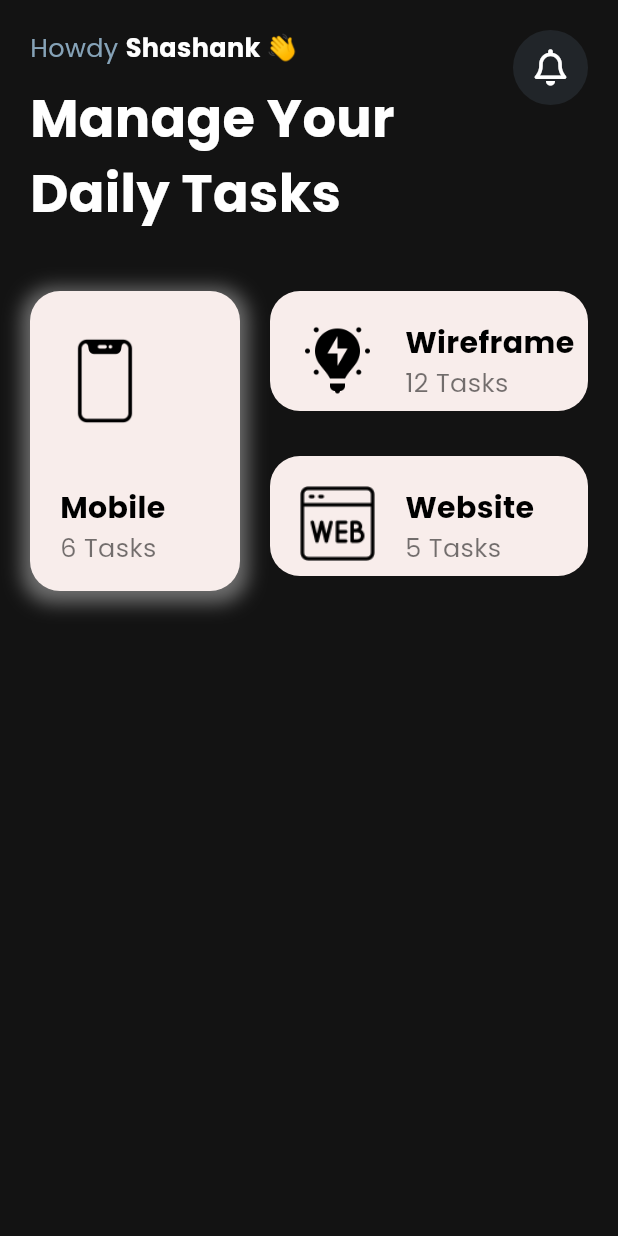
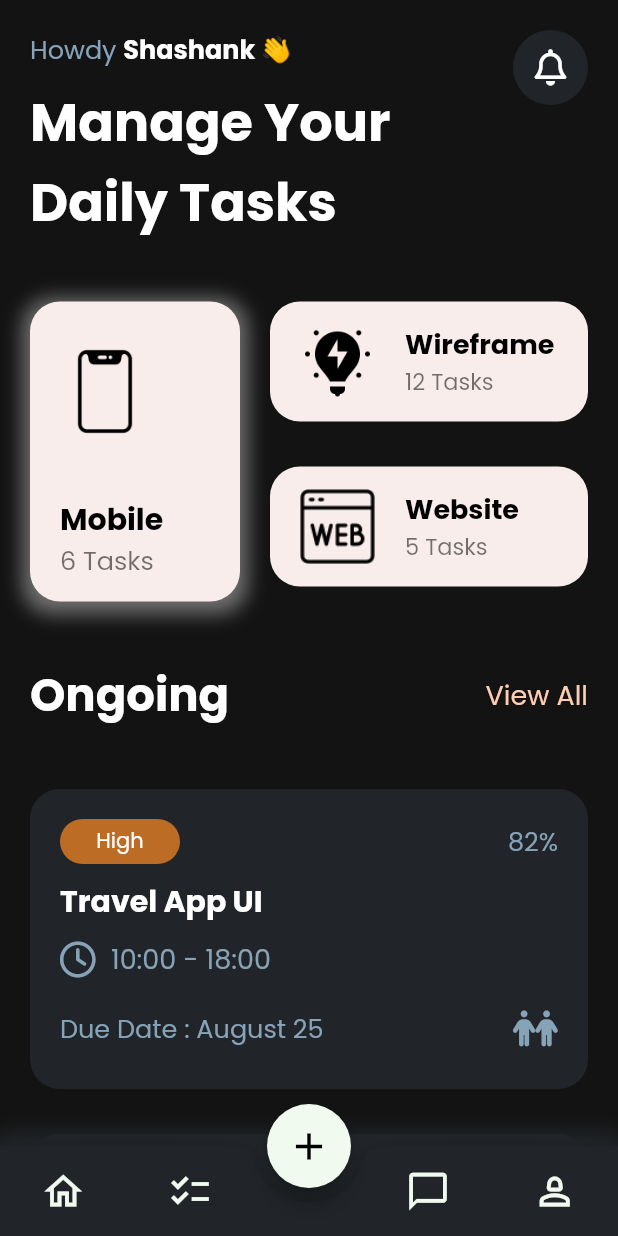
Before and after one commit to shashank16sundar/Task-App-UI-Dribbble-Flutter, a Flutter app: the screen it shows after launch, on a phone screen of 412 x 824 dp. Run offline on Flutter 3.47's test engine with Material 2 defaults, Android fonts, the phone set to English and light mode, and no system bars; our stand-ins replace font_awesome_flutter, google_fonts.

Commit message:
3rd Commit - Home Page Done

```diff
--- a/lib/main.dart
+++ b/lib/main.dart
@@ -16,7 +16,7 @@ class MyApp extends StatelessWidget {
       title: 'Task App Dribbble',
       theme: ThemeData(
         colorScheme: ColorScheme.fromSeed(seedColor: Colors.deepPurple),
-        useMaterial3: true,
+        //useMaterial3: true,
         textTheme: GoogleFonts.poppinsTextTheme(),
       ),
       home: const HomePage(),
--- a/lib/pages/home_page.dart
+++ b/lib/pages/home_page.dart
@@ -1,11 +1,21 @@
 import 'package:flutter/material.dart';
 import 'package:font_awesome_flutter/font_awesome_flutter.dart';
+import 'package:task_app_dribbble/utils/app_data.dart';
 import 'package:task_app_dribbble/utils/app_styles.dart';
 import 'package:task_app_dribbble/widgets/curved_horizontal_widget.dart';
 import 'package:task_app_dribbble/widgets/curved_vertical_widget.dart';
+import 'package:task_app_dribbble/widgets/ongoing_widget.dart';
 
-class HomePage extends StatelessWidget {
+class HomePage extends StatefulWidget {
   const HomePage({super.key});
+
+  @override
+  State<HomePage> createState() => _HomePageState();
+}
+
+class _HomePageState extends State<HomePage> {
+  int selectedNavIndex = 0;
+  late String appBarIconName;
 
   @override
   Widget build(BuildContext context) {
@@ -95,8 +105,100 @@ class HomePage extends StatelessWidget {
                   )
                 ],
               ),
-            )
+            ),
+            const SizedBox(height: 40),
+            const Row(
+              mainAxisAlignment: MainAxisAlignment.spaceBetween,
+              children: [
+                LargeText(
+                  text: 'Ongoing',
+                  size: 30,
+                ),
+                MediumText(
+                  text: 'View All',
+                  color: Color(0xffffcdb2),
+                  size: 18,
+                ),
+              ],
+            ),
+            const SizedBox(height: 40),
+            Column(
+              children: List.generate(
+                3,
+                (index) {
+                  return OngoingWidget(
+                    importanceLevel: ongoingWidgetData[index]
+                        ["importanceLevel"],
+                    completedPercent: ongoingWidgetData[index]
+                        ["completedPercent"],
+                    title: ongoingWidgetData[index]["title"],
+                    startTime: ongoingWidgetData[index]["startTime"],
+                    endTime: ongoingWidgetData[index]["endTime"],
+                    dueMonth: ongoingWidgetData[index]["dueMonth"],
+                    dueDate: ongoingWidgetData[index]["dueDate"],
+                  );
+                },
+              ),
+            ),
           ],
+        ),
+      ),
+      floatingActionButtonLocation: FloatingActionButtonLocation.centerDocked,
+      floatingActionButton: FloatingActionButton(
+        onPressed: () {},
+        backgroundColor: const Color(0xFff1faee),
+        child: const Icon(
+          Icons.add,
+          color: Colors.black,
+          size: 30,
+        ),
+      ),
+      bottomNavigationBar: Container(
+        decoration: BoxDecoration(
+            borderRadius: const BorderRadius.only(
+              topLeft: Radius.circular(20),
+              topRight: Radius.circular(20),
+            ),
+            boxShadow: [
+              BoxShadow(
+                color: AppStyles1.lightBgColor,
+                blurRadius: 10.0,
+                spreadRadius: 10,
+              )
+            ]),
+        child: BottomAppBar(
+          elevation: 20.0,
+          color: AppStyles1.lightBgColor,
+          height: 60,
+          shape: const CircularNotchedRectangle(),
+          notchMargin: 10.0,
+          child: const Row(
+            mainAxisSize: MainAxisSize.max,
+            mainAxisAlignment: MainAxisAlignment.spaceAround,
+            children: [
+              Icon(
+                Icons.home_outlined,
+                color: Color(0xfff1faee),
+                size: 30,
+              ),
+              Icon(
+                Icons.checklist_outlined,
+                color: Color(0xfff1faee),
+                size: 30,
+              ),
+              SizedBox(width: 20),
+              Icon(
+                Icons.chat_bubble_outline,
+                color: Color(0xfff1faee),
+                size: 30,
+              ),
+              Icon(
+                Icons.person_2_outlined,
+                color: Color(0xfff1faee),
+                size: 30,
+              ),
+            ],
+          ),
         ),
       ),
     );
--- /dev/null
+++ b/lib/utils/app_data.dart
@@ -0,0 +1,29 @@
+List<Map<dynamic, dynamic>> ongoingWidgetData = [
+  {
+    'importanceLevel': "High",
+    'completedPercent': 82,
+    'title': "Travel App UI",
+    'startTime': "10:00",
+    'endTime': "18:00",
+    'dueMonth': "August",
+    'dueDate': 25,
+  },
+  {
+    'importanceLevel': "Low",
+    'completedPercent': 21,
+    'title': "Internship Meeting",
+    'startTime': "13:00",
+    'endTime': "14:00",
+    'dueMonth': "September",
+    'dueDate': 3,
+  },
+  {
+    'importanceLevel': "Medium",
+    'completedPercent': 46,
+    'title': "Client Meeting",
+    'startTime': "12:00",
+    'endTime': "15:00",
+    'dueMonth': "August",
+    'dueDate': 18,
+  }
+];
--- a/lib/widgets/curved_horizontal_widget.dart
+++ b/lib/widgets/curved_horizontal_widget.dart
@@ -24,7 +24,7 @@ class CurvedHorizontalWidget extends StatelessWidget {
     return Container(
       width: double.maxFinite,
       height: height,
-      padding: const EdgeInsets.fromLTRB(20, 20, 0, 0),
+      padding: const EdgeInsets.fromLTRB(20, 15, 0, 0),
       decoration: BoxDecoration(
         borderRadius: BorderRadius.circular(20),
         color: bgColor,
@@ -43,12 +43,13 @@ class CurvedHorizontalWidget extends StatelessWidget {
             children: [
               LargeText(
                 text: desc,
-                size: 20,
+                size: 18,
                 color: Colors.black,
               ),
               MediumText(
                 text: '$tasks Tasks',
                 color: Colors.black54,
+                size: 15,
               ),
             ],
           )
--- /dev/null
+++ b/lib/widgets/ongoing_widget.dart
@@ -0,0 +1,98 @@
+import 'package:flutter/material.dart';
+import 'package:font_awesome_flutter/font_awesome_flutter.dart';
+import 'package:task_app_dribbble/utils/app_styles.dart';
+
+class OngoingWidget extends StatelessWidget {
+  final String importanceLevel;
+  final int completedPercent;
+  final String title;
+  final String startTime;
+  final String endTime;
+  final String dueMonth;
+  final int dueDate;
+
+  const OngoingWidget({
+    super.key,
+    required this.importanceLevel,
+    required this.completedPercent,
+    required this.title,
+    required this.startTime,
+    required this.endTime,
+    required this.dueMonth,
+    required this.dueDate,
+  });
+
+  @override
+  Widget build(BuildContext context) {
+    return Container(
+      margin: const EdgeInsets.only(bottom: 30),
+      padding: const EdgeInsets.fromLTRB(20, 20, 20, 0),
+      width: double.maxFinite,
+      height: 200,
+      decoration: BoxDecoration(
+        borderRadius: BorderRadius.circular(20),
+        color: AppStyles1.lightBgColor,
+      ),
+      child: Column(
+        crossAxisAlignment: CrossAxisAlignment.start,
+        children: [
+          Row(
+            mainAxisAlignment: MainAxisAlignment.spaceBetween,
+            children: [
+              Container(
+                width: 80,
+                height: 30,
+                decoration: BoxDecoration(
+                  borderRadius: BorderRadius.circular(20),
+                  color: const Color(0xffbc6c25),
+                ),
+                child: Center(
+                  child: MediumText(
+                    text: importanceLevel,
+                    color: Colors.white,
+                    size: 14,
+                  ),
+                ),
+              ),
+              MediumText(text: '$completedPercent%')
+            ],
+          ),
+          const SizedBox(height: 10),
+          LargeText(
+            text: title,
+            size: 20,
+          ),
+          const SizedBox(height: 10),
+          Row(
+            children: [
+              FaIcon(
+                FontAwesomeIcons.clock,
+                color: AppStyles1.greyTextColor,
+              ),
+              const SizedBox(width: 10),
+              MediumText(
+                text: '$startTime - $endTime',
+                size: 18,
+              ),
+            ],
+          ),
+          const SizedBox(height: 20),
+          Row(
+            children: [
+              MediumText(text: 'Due Date : $dueMonth $dueDate'),
+              Expanded(child: Container()),
+              FaIcon(
+                FontAwesomeIcons.person,
+                color: AppStyles1.greyTextColor,
+              ),
+              FaIcon(
+                FontAwesomeIcons.person,
+                color: AppStyles1.greyTextColor,
+              ),
+            ],
+          )
+        ],
+      ),
+    );
+  }
+}
--- a/pubspec.yaml
+++ b/pubspec.yaml
@@ -37,6 +37,7 @@ dependencies:
   cupertino_icons: ^1.0.2
   google_fonts: ^5.1.0
   font_awesome_flutter: ^10.5.0
+  ionicons: ^0.2.2
 
 dev_dependencies:
   flutter_test:
```
Also changed, not shown: pubspec.lock.
